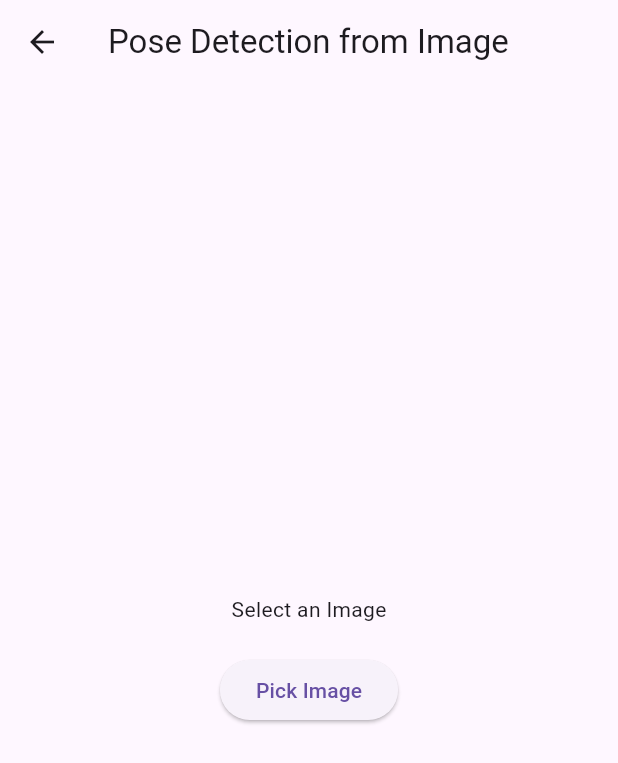
After one commit to riiddhii28/flutter-yoga-pose-detection, a Flutter app: the screen it shows after launch, after a tap on "Upload Image for Pose Detection", on a phone screen of 412 x 824 dp. The commit adds this screen. Shown: the top 763 px of the screen. Run offline on Flutter 3.47's test engine with Material 3 defaults, Android fonts, the phone set to English and light mode, and no system bars; our stand-ins replace camera, image_picker; missing offline and left inert: google_mlkit_pose_detection.

Commit message:
New Commit

```diff
--- /dev/null
+++ b/lib/image_pose_detector.dart
@@ -0,0 +1,66 @@
+import 'dart:io';
+import 'package:flutter/material.dart';
+import 'package:image_picker/image_picker.dart';
+import 'package:google_mlkit_pose_detection/google_mlkit_pose_detection.dart';
+
+class ImagePoseDetector extends StatefulWidget {
+  @override
+  _ImagePoseDetectorState createState() => _ImagePoseDetectorState();
+}
+
+class _ImagePoseDetectorState extends State<ImagePoseDetector> {
+  File? _image;
+  final ImagePicker _picker = ImagePicker();
+  PoseDetector? _poseDetector;
+
+  @override
+  void initState() {
+    super.initState();
+    _poseDetector = PoseDetector(options: PoseDetectorOptions());
+  }
+
+  Future<void> _pickImage() async {
+    final pickedFile = await _picker.pickImage(source: ImageSource.gallery);
+    if (pickedFile != null) {
+      setState(() {
+        _image = File(pickedFile.path);
+      });
+      _detectPose();
+    }
+  }
+
+  Future<void> _detectPose() async {
+    if (_image == null) return;
+
+    final inputImage = InputImage.fromFile(_image!);
+    final poses = await _poseDetector!.processImage(inputImage);
+
+    print("Detected ${poses.length} poses in the image");
+  }
+
+  @override
+  void dispose() {
+    _poseDetector?.close();
+    super.dispose();
+  }
+
+  @override
+  Widget build(BuildContext context) {
+    return Scaffold(
+      appBar: AppBar(title: Text('Pose Detection from Image')),
+      body: Center(
+        child: Column(
+          mainAxisAlignment: MainAxisAlignment.center,
+          children: [
+            _image != null ? Image.file(_image!) : Text('Select an Image'),
+            SizedBox(height: 20),
+            ElevatedButton(
+              onPressed: _pickImage,
+              child: Text('Pick Image'),
+            ),
+          ],
+        ),
+      ),
+    );
+  }
+}
--- a/lib/main.dart
+++ b/lib/main.dart
@@ -1,5 +1,6 @@
 import 'package:flutter/material.dart';
 import 'pose_detector.dart';
+import 'image_pose_detector.dart';
 
 void main() {
   runApp(YogaBlissApp());
@@ -31,13 +32,28 @@ class HomePage extends StatelessWidget {
         child: Column(
           mainAxisAlignment: MainAxisAlignment.center,
           children: [
-            Text('Welcome to YogaBliss', style: TextStyle(fontSize: 20, fontWeight: FontWeight.bold)),
+            Text(
+              'Welcome to YogaBliss',
+              style: TextStyle(fontSize: 20, fontWeight: FontWeight.bold),
+            ),
             SizedBox(height: 20),
+
+            // Button for Live Pose Detection
             ElevatedButton(
               onPressed: () {
                 Navigator.push(context, MaterialPageRoute(builder: (context) => PoseDetectorScreen()));
               },
               child: Text('Start Live Pose Detection'),
+            ),
+
+            SizedBox(height: 20),
+
+            // Button for Image Upload Pose Detection
+            ElevatedButton(
+              onPressed: () {
+                Navigator.push(context, MaterialPageRoute(builder: (context) => ImagePoseDetector()));
+              },
+              child: Text('Upload Image for Pose Detection'),
             ),
           ],
         ),
```
Also changed, not shown: 1 other file.
